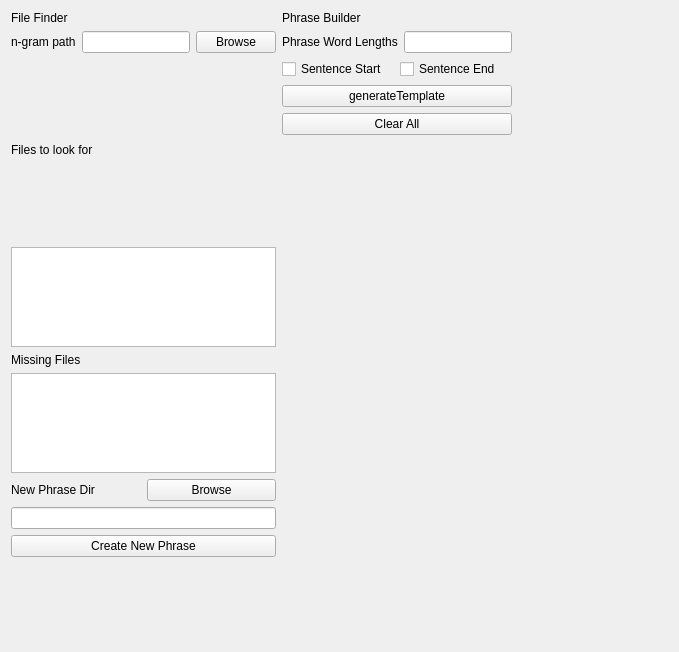
Above: source/view/choosephrase.ui from mortlach/Liber-Primus-Crib-Assist before the change. Below: the same form after it.
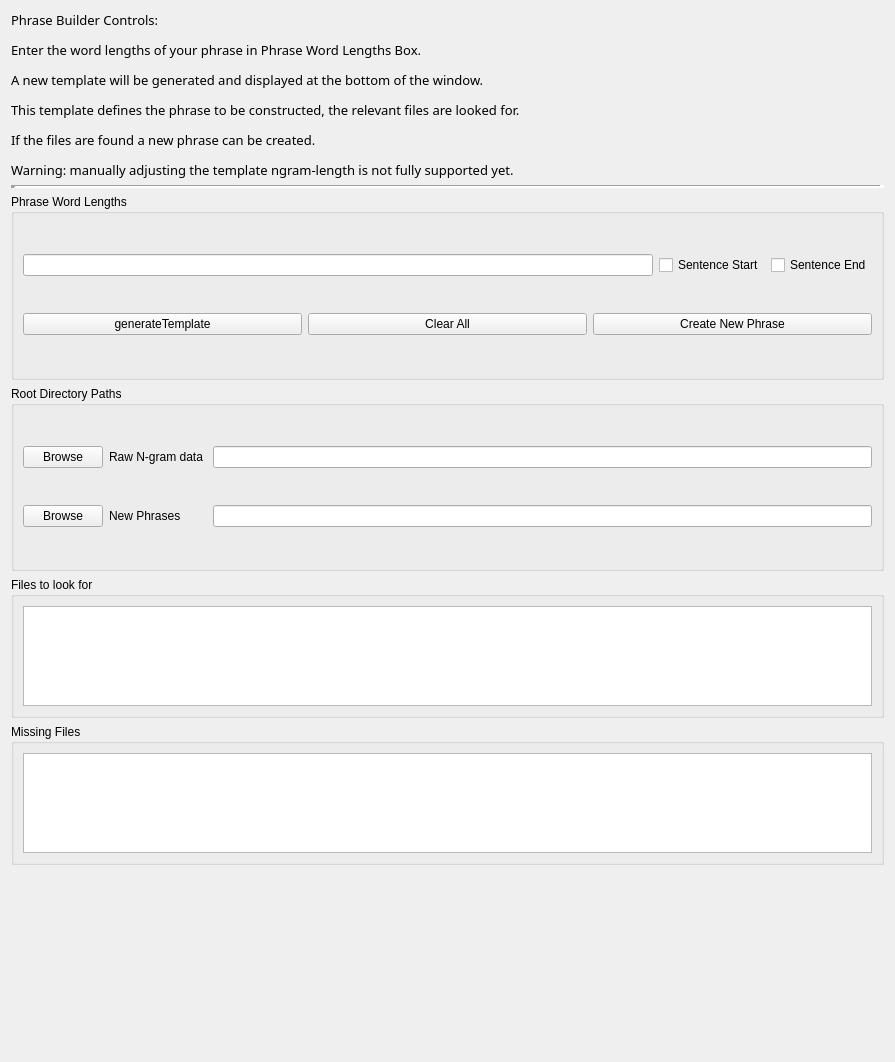
That is the form after the change.

```diff
--- a/source/view/choosephrase.ui
+++ b/source/view/choosephrase.ui
@@ -6,179 +6,20 @@
    <rect>
     <x>0</x>
     <y>0</y>
-    <width>679</width>
-    <height>652</height>
+    <width>895</width>
+    <height>1062</height>
    </rect>
   </property>
+  <property name="sizePolicy">
+   <sizepolicy hsizetype="Expanding" vsizetype="Preferred">
+    <horstretch>0</horstretch>
+    <verstretch>0</verstretch>
+   </sizepolicy>
+  </property>
   <property name="windowTitle">
    <string>Form</string>
   </property>
-  <layout class="QHBoxLayout" name="horizontalLayout">
-   <item>
-    <layout class="QHBoxLayout" name="horizontalLayout_5">
-     <item>
-      <layout class="QVBoxLayout" name="verticalLayout_4">
-       <item>
-        <widget class="QLabel" name="fileFinderLabel">
-         <property name="font">
-          <font>
-           <pointsize>9</pointsize>
-          </font>
-         </property>
-         <property name="text">
-          <string>File Finder</string>
-         </property>
-        </widget>
-       </item>
-       <item>
-        <layout class="QHBoxLayout" name="horizontalLayout_4">
-         <item>
-          <widget class="QLabel" name="ngramLabel">
-           <property name="font">
-            <font>
-             <pointsize>9</pointsize>
-            </font>
-           </property>
-           <property name="text">
-            <string>n-gram path</string>
-           </property>
-          </widget>
-         </item>
-         <item>
-          <widget class="QLineEdit" name="filePathLineEdit"/>
-         </item>
-         <item>
-          <widget class="QPushButton" name="browseLoadPathPushButton">
-           <property name="maximumSize">
-            <size>
-             <width>16777215</width>
-             <height>16777215</height>
-            </size>
-           </property>
-           <property name="text">
-            <string>Browse</string>
-           </property>
-          </widget>
-         </item>
-        </layout>
-       </item>
-       <item>
-        <layout class="QVBoxLayout" name="verticalLayout_2">
-         <item>
-          <widget class="QLabel" name="file2LookForLabel">
-           <property name="font">
-            <font>
-             <pointsize>9</pointsize>
-            </font>
-           </property>
-           <property name="text">
-            <string>Files to look for </string>
-           </property>
-          </widget>
-         </item>
-         <item>
-          <widget class="QPlainTextEdit" name="filesToFindPlainTextEdit">
-           <property name="maximumSize">
-            <size>
-             <width>16777215</width>
-             <height>100</height>
-            </size>
-           </property>
-          </widget>
-         </item>
-        </layout>
-       </item>
-       <item>
-        <layout class="QVBoxLayout" name="verticalLayout_3">
-         <item>
-          <widget class="QLabel" name="missingFileLabel">
-           <property name="font">
-            <font>
-             <pointsize>9</pointsize>
-            </font>
-           </property>
-           <property name="text">
-            <string>Missing Files</string>
-           </property>
-          </widget>
-         </item>
-         <item>
-          <widget class="QPlainTextEdit" name="filesNotFoundPlainTextEdit">
-           <property name="maximumSize">
-            <size>
-             <width>16777215</width>
-             <height>100</height>
-            </size>
-           </property>
-          </widget>
-         </item>
-         <item>
-          <layout class="QVBoxLayout" name="verticalLayout_5">
-           <item>
-            <layout class="QHBoxLayout" name="horizontalLayout_6">
-             <item>
-              <widget class="QLabel" name="ngramLabel_3">
-               <property name="font">
-                <font>
-                 <pointsize>9</pointsize>
-                </font>
-               </property>
-               <property name="text">
-                <string>New Phrase Dir</string>
-               </property>
-              </widget>
-             </item>
-             <item>
-              <widget class="QPushButton" name="browseSavePathPushButton">
-               <property name="maximumSize">
-                <size>
-                 <width>16777215</width>
-                 <height>16777215</height>
-                </size>
-               </property>
-               <property name="text">
-                <string>Browse</string>
-               </property>
-              </widget>
-             </item>
-            </layout>
-           </item>
-           <item>
-            <widget class="QLineEdit" name="saveFilePathLineEdit"/>
-           </item>
-          </layout>
-         </item>
-         <item>
-          <widget class="QPushButton" name="ngramFileLoadPushButton">
-           <property name="font">
-            <font>
-             <pointsize>9</pointsize>
-            </font>
-           </property>
-           <property name="text">
-            <string>Create New Phrase</string>
-           </property>
-          </widget>
-         </item>
-         <item>
-          <spacer name="verticalSpacer_2">
-           <property name="orientation">
-            <enum>Qt::Vertical</enum>
-           </property>
-           <property name="sizeHint" stdset="0">
-            <size>
-             <width>20</width>
-             <height>40</height>
-            </size>
-           </property>
-          </spacer>
-         </item>
-        </layout>
-       </item>
-      </layout>
-     </item>
-     <item>
-      <layout class="QVBoxLayout" name="verticalLayout">
+  <layout class="QVBoxLayout" name="verticalLayout_2" stretch="1,1,1,1,0,0,1,1">
        <item>
         <widget class="QLabel" name="titleLabel">
          <property name="sizePolicy">
@@ -189,41 +30,38 @@
          </property>
          <property name="font">
           <font>
-           <pointsize>9</pointsize>
+       <family>Segoe Print</family>
           </font>
          </property>
          <property name="text">
-          <string>Phrase Builder </string>
-         </property>
+      <string>&lt;html&gt;&lt;head/&gt;&lt;body&gt;&lt;p&gt;&lt;span style=&quot; font-family:'Times New Roman','serif'; font-size:10pt;&quot;&gt;Phrase Builder Controls:&lt;/span&gt;&lt;/p&gt;&lt;p&gt;&lt;span style=&quot; font-family:'Times New Roman','serif'; font-size:10pt;&quot;&gt;Enter the word lengths of your phrase in Phrase Word Lengths Box. &lt;/span&gt;&lt;/p&gt;&lt;p&gt;&lt;span style=&quot; font-family:'Times New Roman','serif'; font-size:10pt;&quot;&gt;A new template will be generated and displayed at the bottom of the window. &lt;/span&gt;&lt;/p&gt;&lt;p&gt;&lt;span style=&quot; font-family:'Times New Roman','serif'; font-size:10pt;&quot;&gt;This template defines the phrase to be constructed, the relevant files are looked for. &lt;/span&gt;&lt;/p&gt;&lt;p&gt;&lt;span style=&quot; font-family:'Times New Roman','serif'; font-size:10pt;&quot;&gt;If the files are found a new phrase can be created. &lt;/span&gt;&lt;/p&gt;&lt;p&gt;&lt;span style=&quot; font-family:'Times New Roman','serif'; font-size:10pt;&quot;&gt;Warning: manually adjusting the template ngram-length is not fully supported yet.&lt;/span&gt;&lt;/p&gt;&lt;/body&gt;&lt;/html&gt;</string>
+     </property>
+     <property name="textFormat">
+      <enum>Qt::RichText</enum>
+     </property>
         </widget>
        </item>
        <item>
-        <layout class="QHBoxLayout" name="horizontalLayout_2">
-         <item>
-          <widget class="QLabel" name="pwlLabel">
-           <property name="sizePolicy">
-            <sizepolicy hsizetype="Preferred" vsizetype="Fixed">
-             <horstretch>0</horstretch>
-             <verstretch>0</verstretch>
-            </sizepolicy>
-           </property>
-           <property name="font">
-            <font>
-             <pointsize>9</pointsize>
-            </font>
-           </property>
-           <property name="text">
+    <widget class="Line" name="line">
+     <property name="lineWidth">
+      <number>5</number>
+     </property>
+     <property name="orientation">
+      <enum>Qt::Horizontal</enum>
+     </property>
+    </widget>
+   </item>
+   <item>
+    <widget class="QGroupBox" name="phrasewl_groupBox">
+     <property name="title">
             <string>Phrase Word Lengths</string>
            </property>
-          </widget>
-         </item>
+     <layout class="QVBoxLayout" name="verticalLayout">
+      <item>
+       <layout class="QHBoxLayout" name="horizontalLayout_2">
          <item>
           <widget class="QLineEdit" name="wordLengthLineEdit"/>
          </item>
-        </layout>
-       </item>
-       <item>
-        <layout class="QHBoxLayout" name="horizontalLayout_3">
          <item>
           <widget class="QCheckBox" name="sentStartCheckBox">
            <property name="font">
@@ -251,6 +89,8 @@
         </layout>
        </item>
        <item>
+       <layout class="QHBoxLayout" name="horizontalLayout_5">
+        <item>
         <widget class="QPushButton" name="generateTemplatePushButton">
          <property name="font">
           <font>
@@ -270,37 +110,198 @@
         </widget>
        </item>
        <item>
-        <spacer name="verticalSpacer">
-         <property name="orientation">
-          <enum>Qt::Vertical</enum>
-         </property>
-         <property name="sizeHint" stdset="0">
+         <widget class="QPushButton" name="ngramFileLoadPushButton">
+          <property name="font">
+           <font>
+            <pointsize>9</pointsize>
+           </font>
+          </property>
+          <property name="text">
+           <string>Create New Phrase</string>
+          </property>
+         </widget>
+        </item>
+       </layout>
+      </item>
+     </layout>
+    </widget>
+   </item>
+   <item>
+    <widget class="QGroupBox" name="rootpath_groupBox">
+     <property name="title">
+      <string>Root Directory Paths</string>
+     </property>
+     <layout class="QHBoxLayout" name="horizontalLayout">
+      <item>
+       <layout class="QGridLayout" name="gridLayout">
+        <item row="0" column="0">
+         <widget class="QPushButton" name="browseLoadPathPushButton">
+          <property name="maximumSize">
           <size>
-           <width>20</width>
-           <height>40</height>
-          </size>
-         </property>
-        </spacer>
-       </item>
-      </layout>
-     </item>
+            <width>16777215</width>
+            <height>16777215</height>
+           </size>
+          </property>
+          <property name="text">
+           <string>Browse</string>
+          </property>
+         </widget>
+        </item>
+        <item row="0" column="1">
+         <widget class="QLabel" name="ngramLabel">
+          <property name="font">
+           <font>
+            <pointsize>9</pointsize>
+           </font>
+          </property>
+          <property name="text">
+           <string>Raw N-gram data </string>
+          </property>
+         </widget>
+        </item>
+        <item row="0" column="2">
+         <widget class="QLineEdit" name="filePathLineEdit"/>
+        </item>
+        <item row="1" column="0">
+         <widget class="QPushButton" name="browseSavePathPushButton">
+          <property name="maximumSize">
+           <size>
+            <width>16777215</width>
+            <height>16777215</height>
+           </size>
+          </property>
+          <property name="text">
+           <string>Browse</string>
+          </property>
+         </widget>
+        </item>
+        <item row="1" column="1">
+         <widget class="QLabel" name="ngramLabel_3">
+          <property name="font">
+           <font>
+            <pointsize>9</pointsize>
+           </font>
+          </property>
+          <property name="text">
+           <string>New Phrases </string>
+          </property>
+         </widget>
+        </item>
+        <item row="1" column="2">
+         <widget class="QLineEdit" name="saveFilePathLineEdit"/>
+        </item>
+       </layout>
+      </item>
+     </layout>
+    </widget>
+   </item>
      <item>
-      <layout class="QGridLayout" name="baseSchemaGridLayout" columnstretch="0"/>
-     </item>
+    <widget class="QGroupBox" name="searchfiles_groupBox">
+     <property name="sizePolicy">
+      <sizepolicy hsizetype="Preferred" vsizetype="MinimumExpanding">
+       <horstretch>0</horstretch>
+       <verstretch>0</verstretch>
+      </sizepolicy>
+     </property>
+     <property name="title">
+      <string>Files to look for </string>
+     </property>
+     <layout class="QHBoxLayout" name="horizontalLayout_6">
+      <item>
+       <widget class="QPlainTextEdit" name="filesToFindPlainTextEdit">
+        <property name="sizePolicy">
+         <sizepolicy hsizetype="Expanding" vsizetype="MinimumExpanding">
+          <horstretch>0</horstretch>
+          <verstretch>0</verstretch>
+         </sizepolicy>
+        </property>
+        <property name="minimumSize">
+         <size>
+          <width>0</width>
+          <height>30</height>
+         </size>
+        </property>
+        <property name="maximumSize">
+         <size>
+          <width>16777215</width>
+          <height>100</height>
+         </size>
+        </property>
+        <property name="lineWrapMode">
+         <enum>QPlainTextEdit::NoWrap</enum>
+        </property>
+        <property name="readOnly">
+         <bool>true</bool>
+        </property>
+       </widget>
+      </item>
+     </layout>
+    </widget>
+   </item>
      <item>
-      <spacer name="horizontalSpacer">
-       <property name="orientation">
-        <enum>Qt::Horizontal</enum>
-       </property>
-       <property name="sizeHint" stdset="0">
+    <widget class="QGroupBox" name="missingfiles_groupBox">
+     <property name="sizePolicy">
+      <sizepolicy hsizetype="Preferred" vsizetype="MinimumExpanding">
+       <horstretch>0</horstretch>
+       <verstretch>0</verstretch>
+      </sizepolicy>
+     </property>
+     <property name="minimumSize">
         <size>
-         <width>40</width>
+       <width>0</width>
+       <height>30</height>
+      </size>
+     </property>
+     <property name="title">
+      <string>Missing Files</string>
+     </property>
+     <layout class="QHBoxLayout" name="horizontalLayout_4">
+      <item>
+       <widget class="QPlainTextEdit" name="filesNotFoundPlainTextEdit">
+        <property name="sizePolicy">
+         <sizepolicy hsizetype="Expanding" vsizetype="MinimumExpanding">
+          <horstretch>0</horstretch>
+          <verstretch>0</verstretch>
+         </sizepolicy>
+        </property>
+        <property name="minimumSize">
+         <size>
+          <width>400</width>
          <height>20</height>
         </size>
        </property>
-      </spacer>
-     </item>
-    </layout>
+        <property name="maximumSize">
+         <size>
+          <width>16777215</width>
+          <height>100</height>
+         </size>
+        </property>
+        <property name="lineWrapMode">
+         <enum>QPlainTextEdit::NoWrap</enum>
+        </property>
+        <property name="readOnly">
+         <bool>true</bool>
+        </property>
+       </widget>
+      </item>
+     </layout>
+    </widget>
+   </item>
+   <item>
+    <layout class="QGridLayout" name="baseSchemaGridLayout" columnstretch="0"/>
+   </item>
+   <item>
+    <spacer name="verticalSpacer">
+     <property name="orientation">
+      <enum>Qt::Vertical</enum>
+     </property>
+     <property name="sizeHint" stdset="0">
+      <size>
+       <width>20</width>
+       <height>40</height>
+      </size>
+     </property>
+    </spacer>
    </item>
   </layout>
  </widget>
```
Lines whose indentation alone changed are shown as unchanged.
